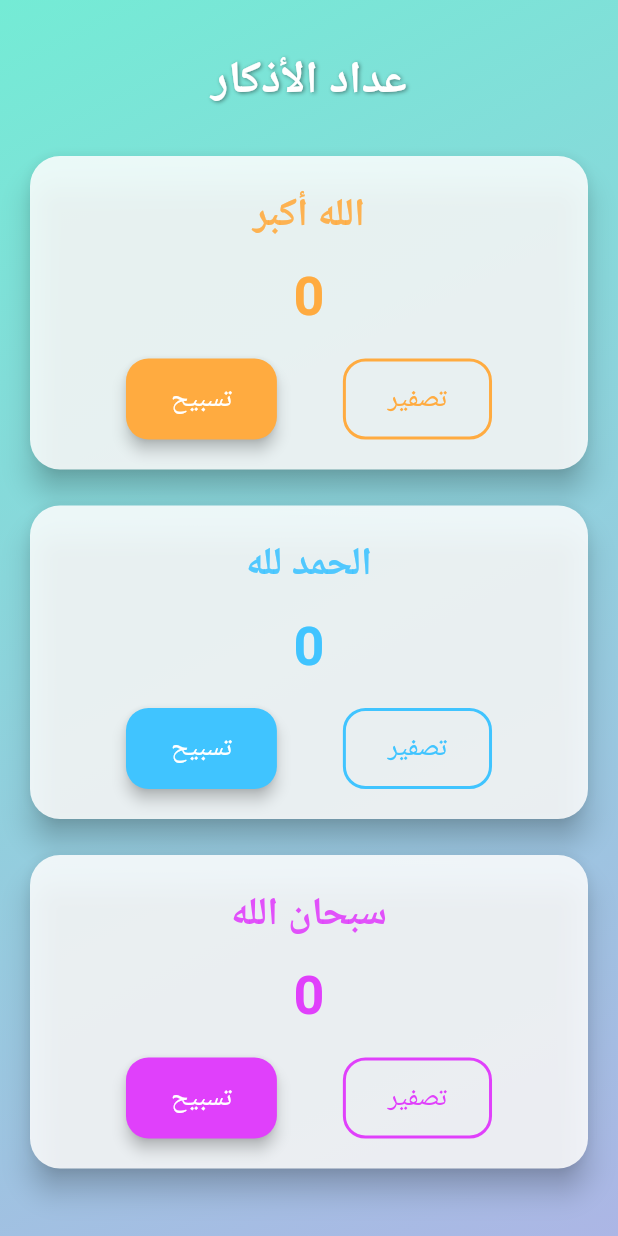
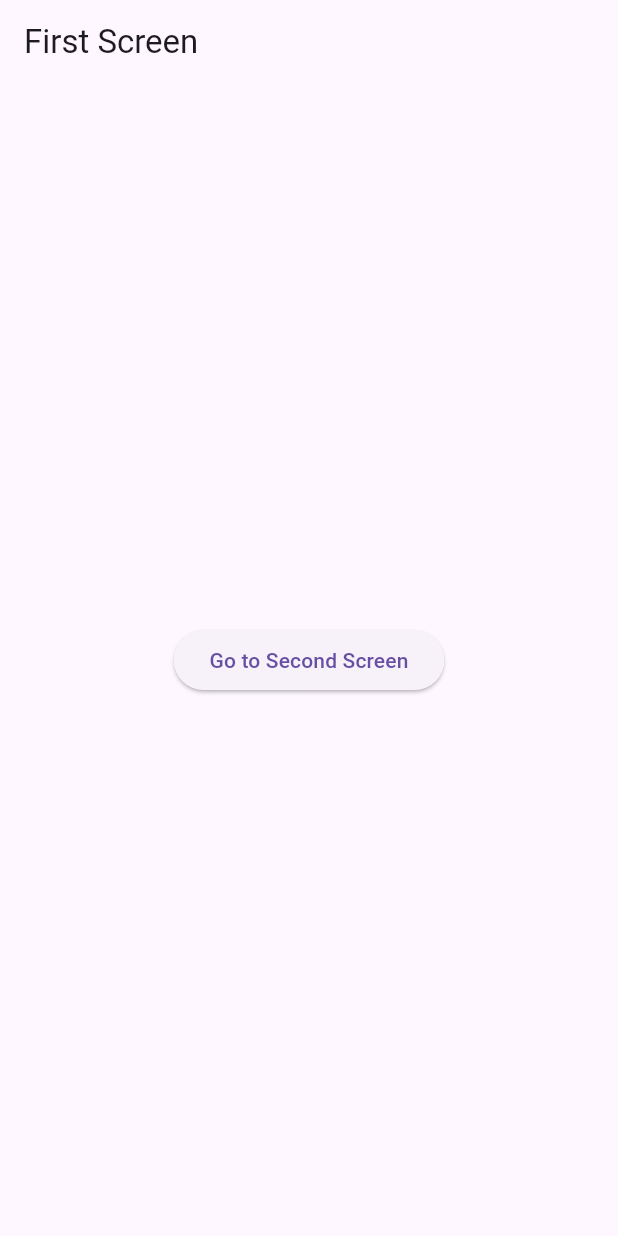
Before and after one commit to LAHENLAHRN/allapplication, a Flutter app: the screen it shows after launch, on a phone screen of 412 x 824 dp. Run offline on Flutter 3.47's test engine with Material 3 defaults, Android fonts, the phone set to English and light mode, and no system bars.

Commit message:
lesson_05_e_Handling_User_Input

```diff
--- a/lib/main.dart
+++ b/lib/main.dart
@@ -1,175 +1,44 @@
+//import 'dart:io';
+
 import 'package:flutter/material.dart';
-
 void main() {
-  runApp(const TasbeehApp());
+  runApp(ProfileApp());
 }
 
-class TasbeehApp extends StatelessWidget {
-  const TasbeehApp({super.key});
+class ProfileApp extends StatefulWidget {
+  @override
+  _ProfileAppState createState() => _ProfileAppState();
+}
+
+
+class _ProfileAppState extends State<ProfileApp> {
 
   @override
   Widget build(BuildContext context) {
     return MaterialApp(
-      debugShowCheckedModeBanner: false,
-      title: 'عداد التسبيح',
-      theme: ThemeData(
-        fontFamily: 'Roboto',
-        primarySwatch: Colors.teal,
-      ),
-      home: const TasbeehScreen(),
+      home: FirstScreen(),
     );
   }
 }
 
-class TasbeehScreen extends StatefulWidget {
-  const TasbeehScreen({super.key});
-
-  @override
-  State<TasbeehScreen> createState() => _TasbeehScreenState();
-}
-
-class _TasbeehScreenState extends State<TasbeehScreen> {
-  int allahuAkbar = 0;
-  int alhamdulillah = 0;
-  int subhanAllah = 0;
-
+class FirstScreen extends StatelessWidget {
   @override
   Widget build(BuildContext context) {
     return Scaffold(
-      body: Container(
-        decoration: const BoxDecoration(
-          gradient: LinearGradient(
-            colors: [Color(0xFF74EBD5), Color(0xFFACB6E5)],
-            begin: Alignment.topLeft,
-            end: Alignment.bottomRight,
-          ),
-        ),
-        child: SafeArea(
-          child: SingleChildScrollView(
-            physics: const BouncingScrollPhysics(),
-            padding: const EdgeInsets.all(16.0),
-            child: Column(
-              children: [
-                const SizedBox(height: 16),
-                const Text(
-                  'عداد الأذكار',
-                  style: TextStyle(
-                    fontSize: 30,
-                    fontWeight: FontWeight.bold,
-                    color: Colors.white,
-                    shadows: [
-                      Shadow(
-                        color: Colors.black45,
-                        offset: Offset(1, 1),
-                        blurRadius: 3,
-                      ),
-                    ],
-                  ),
-                ),
-                const SizedBox(height: 24),
-                _buildCounterCard(
-                  title: 'الله أكبر',
-                  count: allahuAkbar,
-                  color: Colors.orangeAccent,
-                  onTap: () => setState(() => allahuAkbar++),
-                  onReset: () => setState(() => allahuAkbar = 0),
-                ),
-                const SizedBox(height: 16),
-                _buildCounterCard(
-                  title: 'الحمد لله',
-                  count: alhamdulillah,
-                  color: Colors.lightBlueAccent,
-                  onTap: () => setState(() => alhamdulillah++),
-                  onReset: () => setState(() => alhamdulillah = 0),
-                ),
-                const SizedBox(height: 16),
-                _buildCounterCard(
-                  title: 'سبحان الله',
-                  count: subhanAllah,
-                  color: Colors.purpleAccent,
-                  onTap: () => setState(() => subhanAllah++),
-                  onReset: () => setState(() => subhanAllah = 0),
-                ),
-                const SizedBox(height: 30),
-              ],
-            ),
-          ),
+      appBar: AppBar(title: Text('First Screen')),
+      body: Center(
+        child: ElevatedButton(
+          onPressed: () {
+            Navigator.push(
+              context,
+              MaterialPageRoute(builder: (context) => SecondScreen()),
+            );
+          },
+          child: Text('Go to Second Screen'),
         ),
       ),
     );
   }
 
-  Widget _buildCounterCard({
-    required String title,
-    required int count,
-    required Color color,
-    required VoidCallback onTap,
-    required VoidCallback onReset,
-  }) {
-    return Card(
-      color: Colors.white.withOpacity(0.85),
-      shape: RoundedRectangleBorder(borderRadius: BorderRadius.circular(20)),
-      elevation: 8,
-      child: Padding(
-        padding: const EdgeInsets.all(20),
-        child: Column(
-          children: [
-            Text(
-              title,
-              style: TextStyle(
-                fontSize: 26,
-                fontWeight: FontWeight.bold,
-                color: color.withOpacity(0.9),
-              ),
-            ),
-            const SizedBox(height: 10),
-            Text(
-              '$count',
-              style: TextStyle(
-                fontSize: 36,
-                fontWeight: FontWeight.w600,
-                color: color,
-              ),
-            ),
-            const SizedBox(height: 16),
-            Row(
-              mainAxisAlignment: MainAxisAlignment.spaceEvenly,
-              children: [
-                ElevatedButton(
-                  onPressed: onTap,
-                  style: ElevatedButton.styleFrom(
-                    backgroundColor: color,
-                    foregroundColor: Colors.white,
-                    padding: const EdgeInsets.symmetric(
-                        horizontal: 30, vertical: 14),
-                    shape: RoundedRectangleBorder(
-                        borderRadius: BorderRadius.circular(15)),
-                    elevation: 4,
-                  ),
-                  child: const Text(
-                    'تسبيح',
-                    style: TextStyle(fontSize: 18),
-                  ),
-                ),
-                OutlinedButton(
-                  onPressed: onReset,
-                  style: OutlinedButton.styleFrom(
-                    side: BorderSide(color: color, width: 2),
-                    padding: const EdgeInsets.symmetric(
-                        horizontal: 30, vertical: 14),
-                    shape: RoundedRectangleBorder(
-                        borderRadius: BorderRadius.circular(15)),
-                  ),
-                  child: Text(
-                    'تصفير',
-                    style: TextStyle(fontSize: 18, color: color),
-                  ),
-                ),
-              ],
-            ),
-          ],
-        ),
-      ),
-    );
-  }
+  SecondScreen() {}
 }
```
Also changed, not shown: 1 other file.
